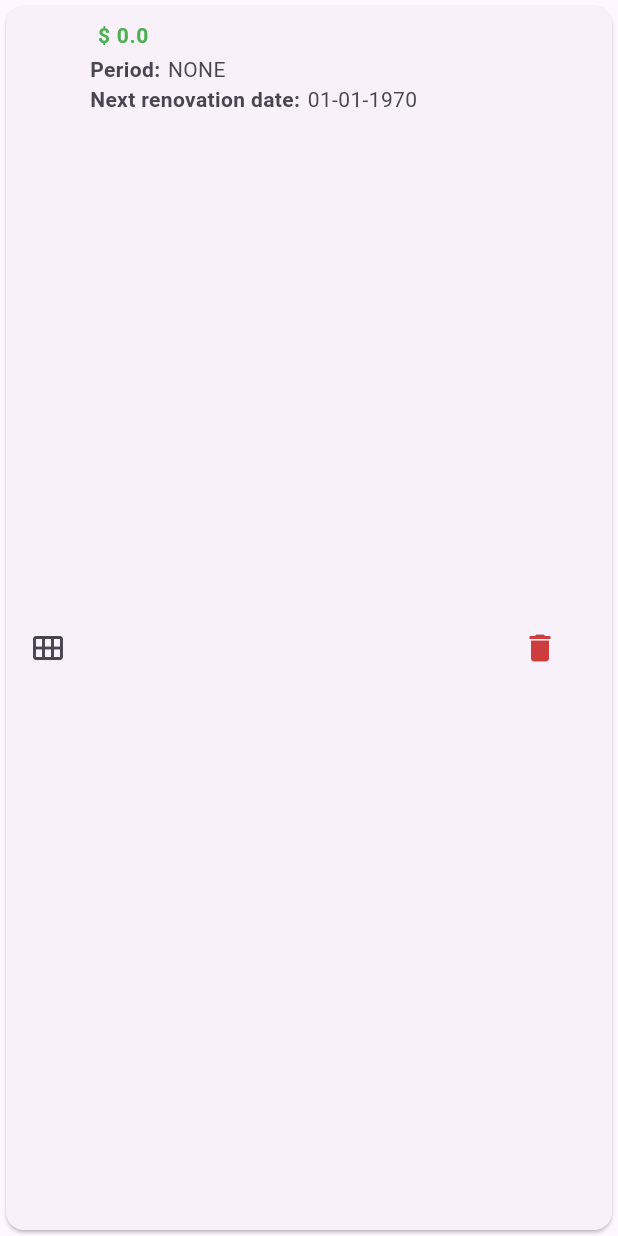
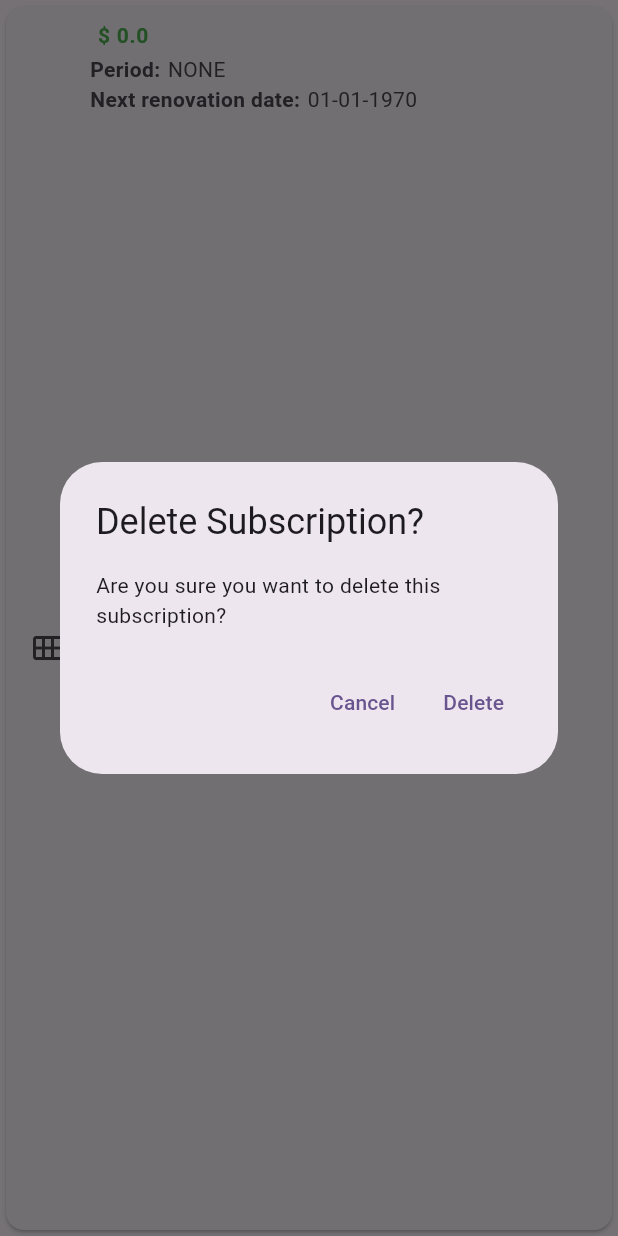
Before and after one commit to jesusherrera94/ejercicios_movil_2025Q3, a Flutter app: the SubscriptionItem widget shown alone on an empty page, opened directly with empty values, after a tap on the "delete" icon, on a phone screen of 412 x 824 dp. Run offline on Flutter 3.47's test engine with Material 3 defaults, Android fonts, the phone set to English and light mode, and no system bars; our stand-ins replace cloud_firestore, dio, firebase_auth, firebase_core, flutter_local_notifications, permission_handler and 1 more; accounts and stored records are empty.

Commit message:
add delete functionallity

```diff
--- a/lib/widgets/subscription_item.dart
+++ b/lib/widgets/subscription_item.dart
@@ -1,10 +1,37 @@
 import 'package:flutter/material.dart';
 import '../models/subscription.dart';
 import '../utils/time_utils.dart';
+import '../adapters/db.dart';
+import '../store/subscriptions_state.dart';
 
 class SubscriptionItem extends StatelessWidget {
   final Subscription subscriptionItem;
   const SubscriptionItem({super.key, required this.subscriptionItem});
+
+  Future<void> _deleteSubscription(BuildContext context) async {
+    final db = Db();
+    final confirm = await showDialog<bool>(
+      context: context,
+      builder:
+        (context) => AlertDialog(
+          title: const Text('Delete Subscription?'),
+          content: const Text('Are you sure you want to delete this subscription?'),
+          actions: [
+            TextButton(onPressed: () => Navigator.pop(context, false), child: const Text('Cancel')),
+            TextButton(onPressed: () => Navigator.pop(context, true), child: const Text('Delete')),
+          ],
+        )
+    );
+    if (confirm != true) return;
+    await db.deleteSubscription(subscriptionItem.id);
+    final updatedList = List<Subscription>.from(subscriptionsNotifier.value)
+    ..removeWhere((s)=> s.id == subscriptionItem.id);
+    subscriptionsNotifier.value = updatedList;
+    ScaffoldMessenger.of(context).showSnackBar(
+      const SnackBar(content: Text('Subscription deleted'))
+    );
+  }
+
   @override
   Widget build(BuildContext context) {
     return Card(
@@ -46,7 +73,7 @@ class SubscriptionItem extends StatelessWidget {
           ],
         ),
         trailing: IconButton(
-          onPressed: () {},
+          onPressed: () => _deleteSubscription(context),
           icon: Icon(
             Icons.delete,
             color: const Color.fromARGB(255, 205, 61, 61),
```
